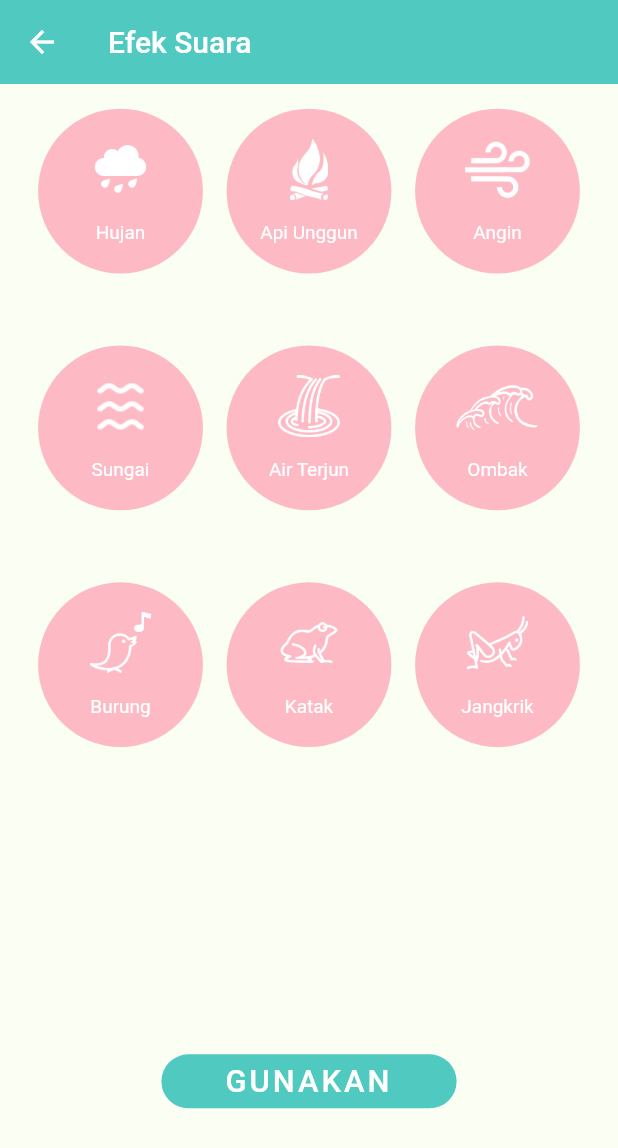
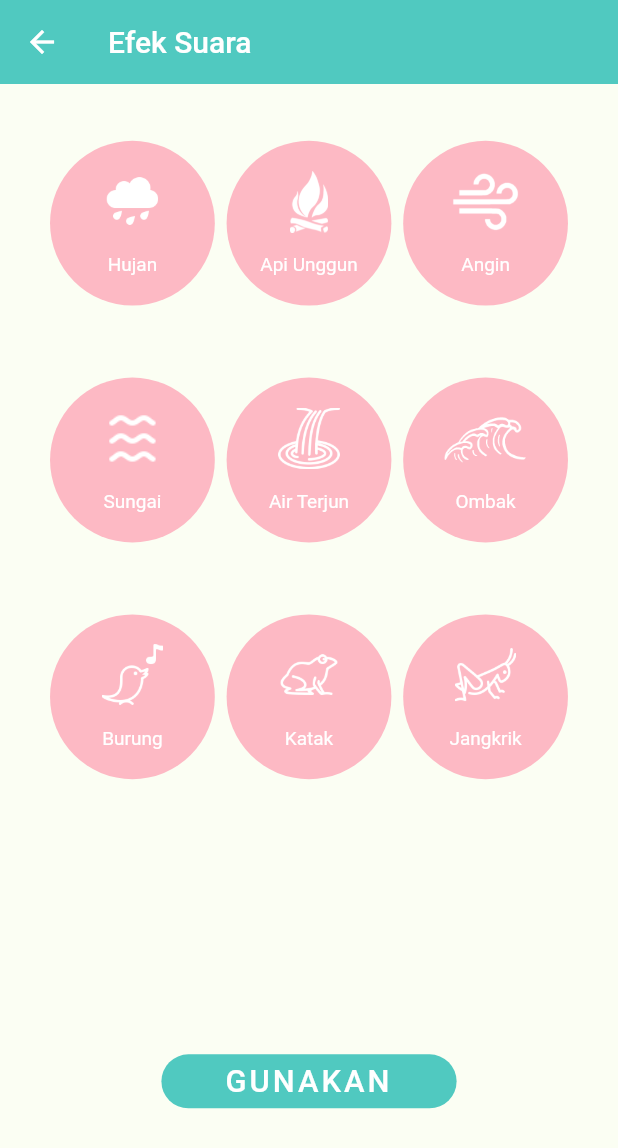
Before and after one commit to Angello28/Dongengku, a Flutter app: the SoundEffectPage screen opened directly, on a phone screen of 412 x 824 dp. Shown: the top 1148 px of the screen. Run offline on Flutter 3.47's test engine with Material 2 defaults, Android fonts, the phone set to English and light mode, and no system bars; our stand-ins replace audioplayers, dotted_border, expandable, flutter_swiper; missing offline and left inert: assorted_layout_widgets.

Commit message:
Commit changes

```diff
--- a/lib/Pages/cerita/soundeffect_page.dart
+++ b/lib/Pages/cerita/soundeffect_page.dart
@@ -24,23 +24,12 @@ class _SoundEffectPageState extends State<SoundEffectPage> {
       body: Column(
         children: <Widget>[
           Container(
+            alignment: Alignment.center,
             padding: EdgeInsets.all(defaultHeight / 50),
             height: defaultHeight / 1.5,
-            child: Column(
-              children: <Row>[
-                Row(
-                  mainAxisAlignment: MainAxisAlignment.spaceEvenly,
-                  children: barisEfek1.map((efek) => SoundEffectTemplate(efek: efek)).toList()
-                ),
-                Row(
-                  mainAxisAlignment: MainAxisAlignment.spaceEvenly,
-                  children: barisEfek2.map((efek) => SoundEffectTemplate(efek: efek)).toList()
-                ),
-                Row(
-                  mainAxisAlignment: MainAxisAlignment.spaceEvenly,
-                    children: barisEfek3.map((efek) => SoundEffectTemplate(efek: efek)).toList()
-                ),
-              ],
+            child: Wrap(
+                alignment: WrapAlignment.spaceEvenly,
+                children: barisEfek.map((efek) => SoundEffectTemplate(efek: efek)).toList()
             ),
           ),
           SizedBox(height: defaultHeight / 9),
--- a/lib/data.dart
+++ b/lib/data.dart
@@ -281,6 +281,4 @@ List<Dongeng> daftarDongeng5 = [dongeng_7];
 List<Dongeng> daftarDongeng6 = [dongeng_1, dongeng_2, dongeng_3, dongeng_4, dongeng_5, dongeng_6, dongeng_7];
 List<Dongeng> daftarDongeng7 = [dongeng_1, dongeng_2];
 
-List<KomponenEfekSuara> barisEfek1 = [efek1, efek2, efek3];
-List<KomponenEfekSuara> barisEfek2 = [efek4, efek5, efek6];
-List<KomponenEfekSuara> barisEfek3 = [efek7, efek8, efek9];
+List<KomponenEfekSuara> barisEfek = [efek1, efek2, efek3, efek4, efek5, efek6, efek7, efek8, efek9];
--- a/lib/template.dart
+++ b/lib/template.dart
@@ -1616,6 +1616,8 @@ class _SoundEffectTemplateState extends State<SoundEffectTemplate> {
           });
         }
       },
+      child: Container(
+        width: defaultWidth / 3.5,
         child: Column(
           mainAxisAlignment: MainAxisAlignment.center,
           crossAxisAlignment: CrossAxisAlignment.center,
@@ -1667,21 +1669,12 @@ class _SoundEffectTemplateState extends State<SoundEffectTemplate> {
                           });
                         }),
                   ),
-                InkWell(
-                    onTap: (){
-                      setState(() {
-                        widget.efek.color = Color(0xfffdb9c4);
-                        widget.efek.active = false;
-                      });
-                    },
-                    child: Icon(
-                      Icons.stop, color: Color(0xffff8da0), size: defaultHeight / 40)
-                ),
-              ],
-            ),
-          ),
-        ],
-      ),
-    );
-  }
-}
+                ],
+              ),
+            ),
+          ],
+        ),
+      ),
+    );
+  }
+}
```
Also changed, not shown: lib/Pages/cerita/read_page.dart (+28 -17 lines), lib/Pages/cerita/story_page.dart (+22 -45 lines). Lines whose indentation alone changed are shown as unchanged.
